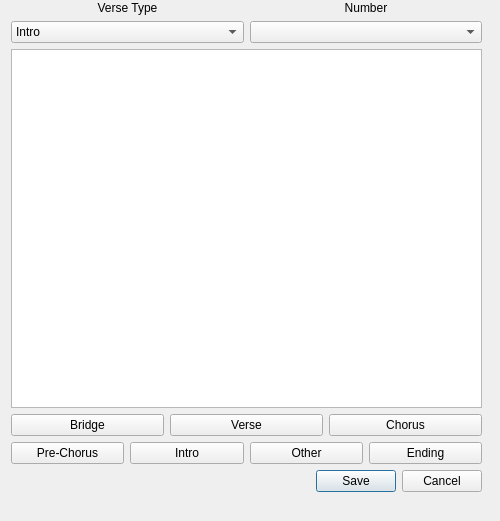
Above: resources/forms/editversedialog.ui from zonArt/openlp before the change. Below: the same form after it.
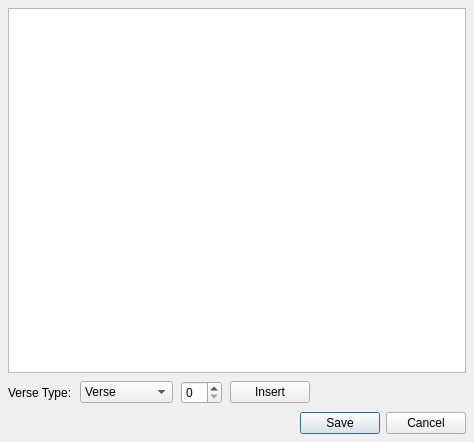
That is the form after the change. Icons and pictures are not drawn.

Commit message: Reworked the verse dialog.

The edit to the form file:
```diff
--- a/resources/forms/editversedialog.ui
+++ b/resources/forms/editversedialog.ui
@@ -6,8 +6,8 @@
    <rect>
     <x>0</x>
     <y>0</y>
-    <width>500</width>
-    <height>521</height>
+    <width>474</width>
+    <height>442</height>
    </rect>
   </property>
   <property name="windowTitle">
@@ -16,93 +16,13 @@
   <property name="modal">
    <bool>true</bool>
   </property>
-  <widget class="QWidget" name="layoutWidget">
-   <property name="geometry">
-    <rect>
-     <x>11</x>
-     <y>1</y>
-     <width>471</width>
-     <height>491</height>
-    </rect>
+  <layout class="QVBoxLayout" name="EditVerseLayout">
+   <property name="spacing">
+    <number>8</number>
    </property>
-   <layout class="QVBoxLayout" name="verticalLayout_3">
-    <item>
-     <layout class="QHBoxLayout" name="horizontalLayout">
-      <item>
-       <layout class="QVBoxLayout" name="verticalLayout">
-        <item>
-         <widget class="QLabel" name="VerseTypeLabel">
-          <property name="text">
-           <string>Verse Type</string>
-          </property>
-          <property name="textFormat">
-           <enum>Qt::PlainText</enum>
-          </property>
-          <property name="alignment">
-           <set>Qt::AlignCenter</set>
-          </property>
-         </widget>
-        </item>
-        <item>
-         <widget class="QComboBox" name="VerseListComboBox">
-          <item>
-           <property name="text">
-            <string>Intro</string>
-           </property>
-          </item>
-          <item>
-           <property name="text">
-            <string>Verse</string>
-           </property>
-          </item>
-          <item>
-           <property name="text">
-            <string>Pre-Chorus</string>
-           </property>
-          </item>
-          <item>
-           <property name="text">
-            <string>Chorus</string>
-           </property>
-          </item>
-          <item>
-           <property name="text">
-            <string>Bridge</string>
-           </property>
-          </item>
-          <item>
-           <property name="text">
-            <string>Ending</string>
-           </property>
-          </item>
-          <item>
-           <property name="text">
-            <string>Other</string>
-           </property>
-          </item>
-         </widget>
-        </item>
-       </layout>
-      </item>
-      <item>
-       <layout class="QVBoxLayout" name="verticalLayout_2">
-        <item>
-         <widget class="QLabel" name="VerseNumberLabel">
-          <property name="text">
-           <string>Number</string>
-          </property>
-          <property name="alignment">
-           <set>Qt::AlignCenter</set>
-          </property>
-         </widget>
-        </item>
-        <item>
-         <widget class="QComboBox" name="SubVerseListComboBox"/>
-        </item>
-       </layout>
-      </item>
-     </layout>
-    </item>
+   <property name="margin">
+    <number>8</number>
+   </property>
     <item>
      <widget class="QTextEdit" name="VerseTextEdit">
       <property name="acceptRichText">
@@ -111,64 +31,87 @@
      </widget>
     </item>
     <item>
-     <layout class="QHBoxLayout" name="horizontalLayout_2">
+    <layout class="QHBoxLayout" name="VerseTypeLayout">
+     <property name="spacing">
+      <number>8</number>
+     </property>
       <item>
-       <widget class="QPushButton" name="addBridge">
+      <widget class="QLabel" name="VerseTypeLabel">
         <property name="text">
-         <string>Bridge</string>
+        <string>Verse Type:</string>
         </property>
        </widget>
       </item>
       <item>
-       <widget class="QPushButton" name="addVerse">
+      <widget class="QComboBox" name="VerseTypeComboBox">
+       <item>
         <property name="text">
          <string>Verse</string>
         </property>
-       </widget>
       </item>
       <item>
-       <widget class="QPushButton" name="addChorus">
         <property name="text">
          <string>Chorus</string>
         </property>
-       </widget>
-      </item>
-     </layout>
+       </item>
+       <item>
+        <property name="text">
+         <string>Bridge</string>
+        </property>
     </item>
     <item>
-     <layout class="QHBoxLayout" name="horizontalLayout_3">
-      <item>
-       <widget class="QPushButton" name="addPreChorus">
         <property name="text">
          <string>Pre-Chorus</string>
         </property>
-       </widget>
       </item>
       <item>
-       <widget class="QPushButton" name="addIntro">
         <property name="text">
          <string>Intro</string>
         </property>
-       </widget>
       </item>
       <item>
-       <widget class="QPushButton" name="addOther">
-        <property name="text">
-         <string>Other</string>
-        </property>
-       </widget>
-      </item>
-      <item>
-       <widget class="QPushButton" name="addEnding">
         <property name="text">
          <string>Ending</string>
         </property>
-       </widget>
-      </item>
+       </item>
+       <item>
+        <property name="text">
+         <string>Other</string>
+        </property>
+       </item>
+      </widget>
+     </item>
+     <item>
+      <widget class="QSpinBox" name="VerseNumberBox"/>
+     </item>
+     <item>
+      <widget class="QPushButton" name="InsertButton">
+       <property name="text">
+        <string>Insert</string>
+       </property>
+       <property name="icon">
+        <iconset resource="../images/openlp-2.qrc">
+         <normaloff>:/general/general_add.png</normaloff>:/general/general_add.png</iconset>
+       </property>
+      </widget>
+     </item>
+     <item>
+      <spacer name="VerseTypeSpacer">
+       <property name="orientation">
+        <enum>Qt::Horizontal</enum>
+       </property>
+       <property name="sizeHint" stdset="0">
+        <size>
+         <width>40</width>
+         <height>20</height>
+        </size>
+       </property>
+      </spacer>
+     </item>
      </layout>
     </item>
     <item>
-     <widget class="QDialogButtonBox" name="ButtonBox">
+    <widget class="QDialogButtonBox" name="EditButtonBox">
       <property name="orientation">
        <enum>Qt::Horizontal</enum>
       </property>
@@ -179,8 +122,9 @@
     </item>
    </layout>
   </widget>
- </widget>
- <resources/>
+ <resources>
+  <include location="../images/openlp-2.qrc"/>
+ </resources>
  <connections>
   <connection>
    <sender>ButtonBox</sender>
```
Left out of the diff: 4 changed lines with no effect on the pictures. Lines whose indentation alone changed are shown as unchanged. The commit also changes 4 other files.
